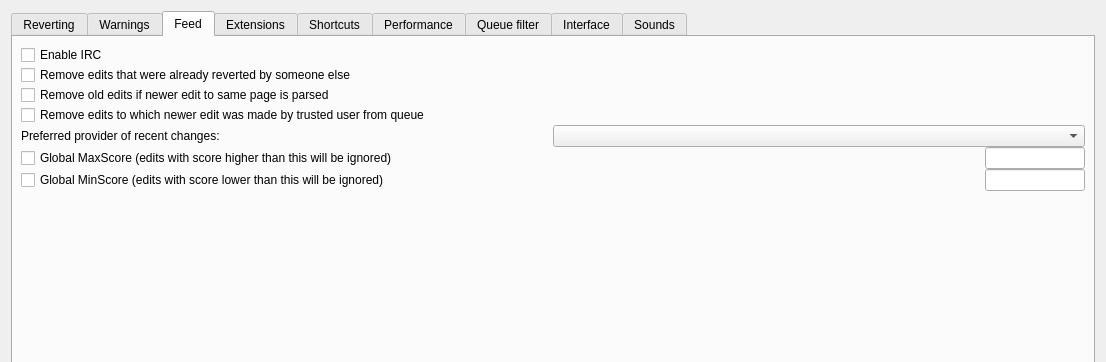
Qt form huggle/preferences.ui (huggle/huggle3-qt-lx) before a commit; both pictures show x 0 to 1106 and y 0 to 362 of the 1106 by 774 pixel window.
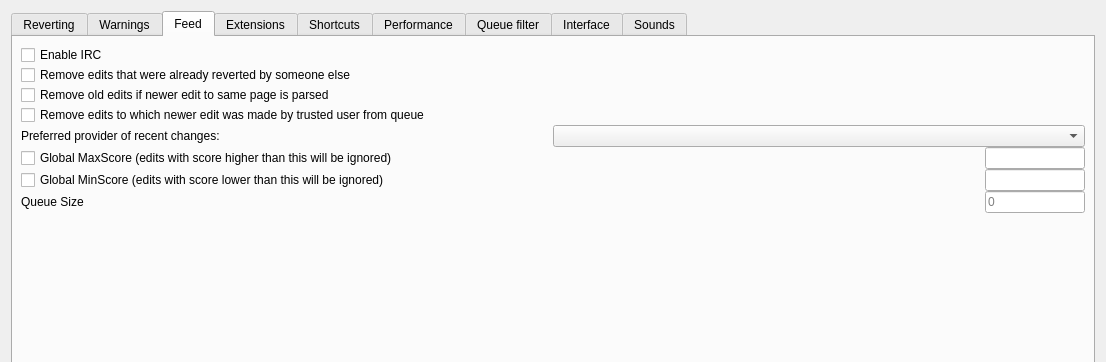
The same form after that commit. The open tabs and pages were chosen to show the change. Icons and pictures are not drawn.

Commit message: implemented option to change size of queue

What changed in the file:
```diff
--- a/huggle/preferences.ui
+++ b/huggle/preferences.ui
@@ -407,6 +407,33 @@
          </item>
         </layout>
        </item>
+       <item>
+        <layout class="QHBoxLayout" name="horizontalLayout_14">
+         <item>
+          <widget class="QLabel" name="l_QueueSize">
+           <property name="text">
+            <string>Queue Size</string>
+           </property>
+          </widget>
+         </item>
+         <item>
+          <widget class="QLineEdit" name="le_QueueSize">
+           <property name="maximumSize">
+            <size>
+             <width>100</width>
+             <height>16777215</height>
+            </size>
+           </property>
+           <property name="inputMethodHints">
+            <set>Qt::ImhDigitsOnly</set>
+           </property>
+           <property name="placeholderText">
+            <string>0</string>
+           </property>
+          </widget>
+         </item>
+        </layout>
+       </item>
        <item>
         <spacer name="verticalSpacer_5">
          <property name="orientation">
```
The commit also changes 2 other files.
